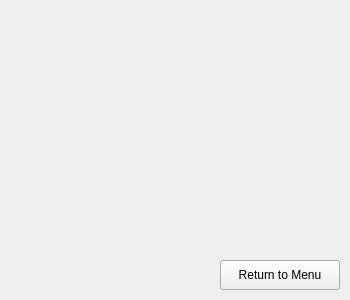
This is result.ui in F74036344/candyCrush as Qt 5 draws it before an edit. The edited form follows.
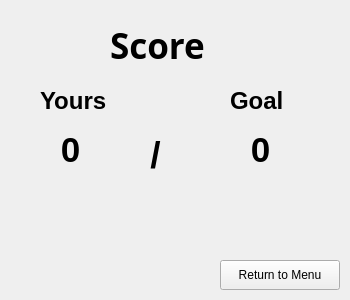
This is the edited form. Icons and pictures are not drawn.

```diff
--- a/result.ui
+++ b/result.ui
@@ -36,6 +36,197 @@
     <string>Return to Menu</string>
    </property>
   </widget>
+  <widget class="QLabel" name="label_text_yours">
+   <property name="geometry">
+    <rect>
+     <x>40</x>
+     <y>80</y>
+     <width>71</width>
+     <height>41</height>
+    </rect>
+   </property>
+   <property name="font">
+    <font>
+     <family>Arial</family>
+     <pointsize>18</pointsize>
+     <weight>75</weight>
+     <bold>true</bold>
+    </font>
+   </property>
+   <property name="text">
+    <string>Yours</string>
+   </property>
+  </widget>
+  <widget class="QLabel" name="label_text_goal">
+   <property name="geometry">
+    <rect>
+     <x>230</x>
+     <y>80</y>
+     <width>71</width>
+     <height>41</height>
+    </rect>
+   </property>
+   <property name="font">
+    <font>
+     <family>Arial</family>
+     <pointsize>18</pointsize>
+     <weight>75</weight>
+     <bold>true</bold>
+    </font>
+   </property>
+   <property name="text">
+    <string>Goal</string>
+   </property>
+  </widget>
+  <widget class="QLabel" name="label_yoursValue">
+   <property name="geometry">
+    <rect>
+     <x>0</x>
+     <y>130</y>
+     <width>141</width>
+     <height>41</height>
+    </rect>
+   </property>
+   <property name="font">
+    <font>
+     <family>Arial</family>
+     <pointsize>26</pointsize>
+     <weight>75</weight>
+     <bold>true</bold>
+    </font>
+   </property>
+   <property name="text">
+    <string>&lt;html&gt;&lt;head/&gt;&lt;body&gt;&lt;p align=&quot;center&quot;&gt;0&lt;/p&gt;&lt;/body&gt;&lt;/html&gt;</string>
+   </property>
+  </widget>
+  <widget class="QLabel" name="label_goalValue">
+   <property name="geometry">
+    <rect>
+     <x>190</x>
+     <y>130</y>
+     <width>141</width>
+     <height>41</height>
+    </rect>
+   </property>
+   <property name="font">
+    <font>
+     <family>Arial</family>
+     <pointsize>26</pointsize>
+     <weight>75</weight>
+     <bold>true</bold>
+    </font>
+   </property>
+   <property name="text">
+    <string>&lt;html&gt;&lt;head/&gt;&lt;body&gt;&lt;p align=&quot;center&quot;&gt;0&lt;/p&gt;&lt;/body&gt;&lt;/html&gt;</string>
+   </property>
+  </widget>
+  <widget class="QLabel" name="label_text_slash">
+   <property name="geometry">
+    <rect>
+     <x>120</x>
+     <y>120</y>
+     <width>71</width>
+     <height>71</height>
+    </rect>
+   </property>
+   <property name="font">
+    <font>
+     <family>Arial</family>
+     <pointsize>28</pointsize>
+     <weight>75</weight>
+     <bold>true</bold>
+    </font>
+   </property>
+   <property name="text">
+    <string>&lt;html&gt;&lt;head/&gt;&lt;body&gt;&lt;p align=&quot;center&quot;&gt;/&lt;/p&gt;&lt;/body&gt;&lt;/html&gt;</string>
+   </property>
+  </widget>
+  <widget class="QLabel" name="label_star1">
+   <property name="geometry">
+    <rect>
+     <x>80</x>
+     <y>210</y>
+     <width>47</width>
+     <height>41</height>
+    </rect>
+   </property>
+   <property name="text">
+    <string/>
+   </property>
+  </widget>
+  <widget class="QLabel" name="label_star2">
+   <property name="geometry">
+    <rect>
+     <x>140</x>
+     <y>210</y>
+     <width>47</width>
+     <height>41</height>
+    </rect>
+   </property>
+   <property name="text">
+    <string/>
+   </property>
+  </widget>
+  <widget class="QLabel" name="label_star3">
+   <property name="geometry">
+    <rect>
+     <x>210</x>
+     <y>210</y>
+     <width>47</width>
+     <height>41</height>
+    </rect>
+   </property>
+   <property name="text">
+    <string/>
+   </property>
+  </widget>
+  <widget class="QLabel" name="label_item_pic">
+   <property name="geometry">
+    <rect>
+     <x>110</x>
+     <y>0</y>
+     <width>101</width>
+     <height>91</height>
+    </rect>
+   </property>
+   <property name="font">
+    <font>
+     <family>微軟正黑體</family>
+     <pointsize>26</pointsize>
+     <weight>75</weight>
+     <bold>true</bold>
+    </font>
+   </property>
+   <property name="text">
+    <string>Score</string>
+   </property>
+  </widget>
+  <widget class="QLabel" name="label_backgroundImage">
+   <property name="geometry">
+    <rect>
+     <x>290</x>
+     <y>20</y>
+     <width>47</width>
+     <height>31</height>
+    </rect>
+   </property>
+   <property name="text">
+    <string/>
+   </property>
+  </widget>
+  <widget class="QLabel" name="label_backgroundImageMask">
+   <property name="geometry">
+    <rect>
+     <x>300</x>
+     <y>50</y>
+     <width>47</width>
+     <height>31</height>
+    </rect>
+   </property>
+   <property name="text">
+    <string/>
+   </property>
+  </widget>
  </widget>
  <resources>
   <include location="resource.qrc"/>
```
